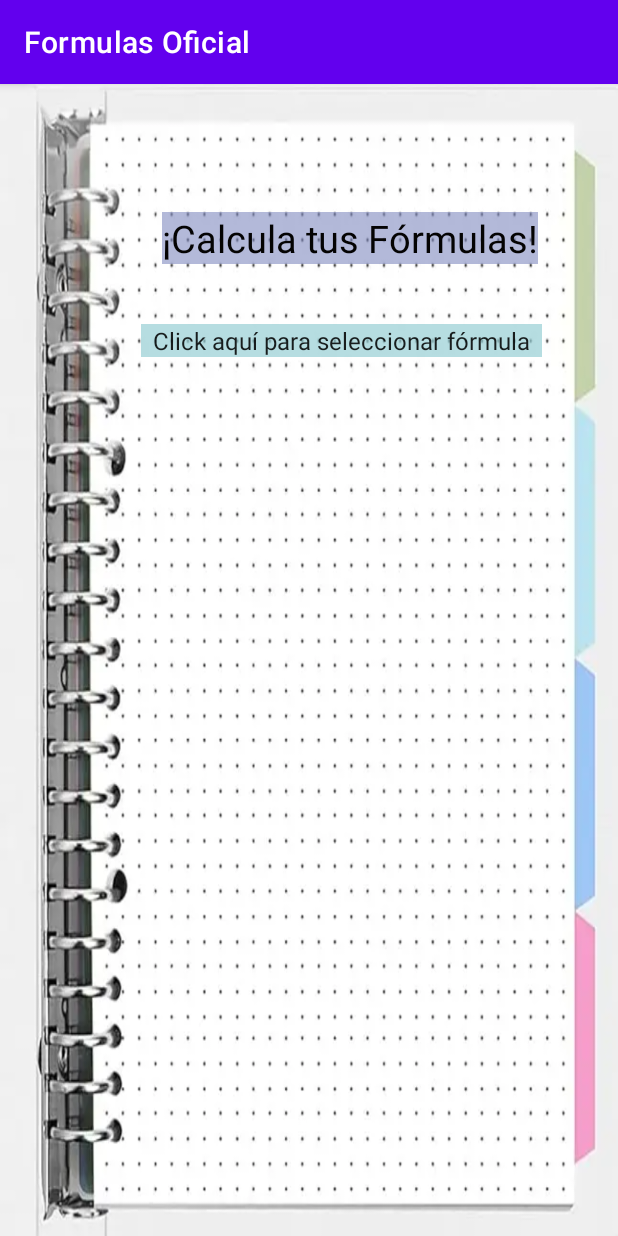
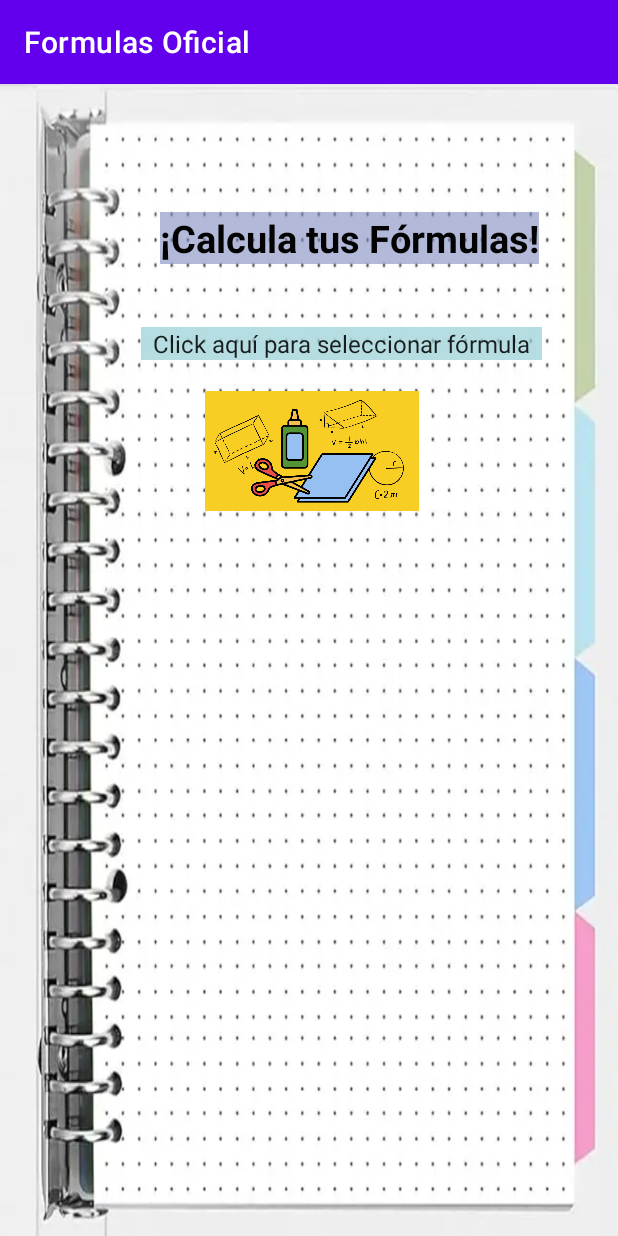
Before and after one commit to francineochoafernandez/FormulasOficial, an Android app: the screen it shows after launch (MainActivity), on a phone screen of 412 x 824 dp. Run offline under Robolectric (Android 15) with nearby library versions, the phone set to English and light mode, and no system bars.

Commit message:
Version Casi Final

```diff
--- a/app/src/main/res/layout/diseno1.xml
+++ b/app/src/main/res/layout/diseno1.xml
@@ -12,6 +12,7 @@
         android:layout_height="wrap_content"
         android:background="#957D87BE"
         android:text="@string/titulo"
+        android:textStyle="bold"
         android:textColor="#040303"
         android:textSize="25sp"
         app:layout_constraintBottom_toBottomOf="parent"
@@ -62,10 +63,39 @@
         android:textSize="20sp"
         app:layout_constraintBottom_toTopOf="@+id/boton1Calcular"
         app:layout_constraintEnd_toEndOf="parent"
-        app:layout_constraintHorizontal_bias="0.731"
+        app:layout_constraintHorizontal_bias="0.735"
         app:layout_constraintStart_toStartOf="parent"
         app:layout_constraintTop_toBottomOf="@+id/tvTitulo"
-        app:layout_constraintVertical_bias="0.603" />
+        app:layout_constraintVertical_bias="0.636" />
+
+    <TextView
+        android:id="@+id/tvVar2"
+        android:layout_width="43dp"
+        android:layout_height="39dp"
+        android:textColor="#070707"
+        android:textSize="30sp"
+        android:textStyle="bold"
+        app:layout_constraintBottom_toBottomOf="parent"
+        app:layout_constraintEnd_toStartOf="@+id/editTextNumber2"
+        app:layout_constraintHorizontal_bias="0.901"
+        app:layout_constraintStart_toStartOf="parent"
+        app:layout_constraintTop_toBottomOf="@+id/tvVar1"
+        app:layout_constraintVertical_bias="0.087" />
+
+    <TextView
+        android:id="@+id/tvVar1"
+        android:layout_width="43dp"
+        android:layout_height="39dp"
+        android:layout_marginStart="92dp"
+        android:textColor="#070707"
+        android:textSize="30sp"
+        android:textStyle="bold"
+        app:layout_constraintBottom_toBottomOf="parent"
+        app:layout_constraintEnd_toStartOf="@+id/editTextNumber1"
+        app:layout_constraintHorizontal_bias="0.562"
+        app:layout_constraintStart_toStartOf="parent"
+        app:layout_constraintTop_toTopOf="parent"
+        app:layout_constraintVertical_bias="0.416" />
 
     <EditText
         android:id="@+id/editTextNumber2"
@@ -79,24 +109,25 @@
         android:textSize="20sp"
         app:layout_constraintBottom_toTopOf="@+id/boton1Calcular"
         app:layout_constraintEnd_toEndOf="parent"
-        app:layout_constraintHorizontal_bias="0.731"
+        app:layout_constraintHorizontal_bias="0.736"
         app:layout_constraintStart_toStartOf="parent"
         app:layout_constraintTop_toBottomOf="@+id/editTextNumber1"
-        app:layout_constraintVertical_bias="0.406" />
+        app:layout_constraintVertical_bias="0.464" />
 
     <TextView
         android:id="@+id/textViewResultado"
         android:layout_width="wrap_content"
         android:layout_height="wrap_content"
-        android:backgroundTint="#8CD58F"
+        android:background="#8CD58F"
         android:textColor="#070707"
         android:textSize="25sp"
+        android:textStyle="bold"
         app:layout_constraintBottom_toBottomOf="parent"
         app:layout_constraintEnd_toEndOf="parent"
-        app:layout_constraintHorizontal_bias="0.658"
+        app:layout_constraintHorizontal_bias="0.587"
         app:layout_constraintStart_toStartOf="parent"
         app:layout_constraintTop_toBottomOf="@+id/boton1Calcular"
-        app:layout_constraintVertical_bias="0.285"
+        app:layout_constraintVertical_bias="0.281"
         tools:text="Aqui va resultado" />
 
     <Spinner
@@ -113,27 +144,16 @@
         app:layout_constraintTop_toBottomOf="@+id/tvTitulo"
         app:layout_constraintVertical_bias="0.26" />
 
-    <TextView
-        android:id="@+id/tvVar1"
-        android:layout_width="43dp"
-        android:layout_height="39dp"
-        android:layout_marginStart="92dp"
-        app:layout_constraintBottom_toBottomOf="parent"
-        app:layout_constraintEnd_toStartOf="@+id/editTextNumber1"
-        app:layout_constraintHorizontal_bias="0.322"
+    <ImageView
+        android:id="@+id/imageView"
+        android:layout_width="400dp"
+        android:layout_height="80dp"
+        app:layout_constraintBottom_toTopOf="@+id/editTextNumber1"
+        app:layout_constraintEnd_toEndOf="parent"
+        app:layout_constraintHorizontal_bias="0.666"
         app:layout_constraintStart_toStartOf="parent"
-        app:layout_constraintTop_toTopOf="parent"
-        app:layout_constraintVertical_bias="0.403" />
+        app:layout_constraintTop_toBottomOf="@+id/mySpinner"
+        app:layout_constraintVertical_bias="0.514" />
 
-    <TextView
-        android:id="@+id/tvVar2"
-        android:layout_width="41dp"
-        android:layout_height="42dp"
-        app:layout_constraintBottom_toBottomOf="parent"
-        app:layout_constraintEnd_toStartOf="@+id/editTextNumber2"
-        app:layout_constraintHorizontal_bias="0.829"
-        app:layout_constraintStart_toStartOf="parent"
-        app:layout_constraintTop_toBottomOf="@+id/tvVar1"
-        app:layout_constraintVertical_bias="0.086" />
 
 </androidx.constraintlayout.widget.ConstraintLayout>
--- a/app/src/main/res/values/strings.xml
+++ b/app/src/main/res/values/strings.xml
@@ -2,7 +2,7 @@
     <string name="app_name">Formulas Oficial</string>
     <string name="correccion">Ingresa Numero</string>
     <string name="error1">Por favor ingresa todos los numeros</string>
-    <string name="res">Resultado = %d</string>
+    <string name="res">Resultado = %.2f</string>
     <string name="titulo">¡Calcula tus Fórmulas!</string>
     <string name="botonCalc">Calcular</string>
     <string name="hint">Escribe un número</string>
```
Also changed, not shown: app/src/main/java/com/francineochoa/formulasoficial/MainActivity.kt (+46 -12 lines), app/src/main/res/drawable/cinetica.png (added), app/src/main/res/drawable/inicio.png (added), app/src/main/res/drawable/ohm.png (added), app/src/main/res/drawable/pitagoras.png (added), 1 other file.
